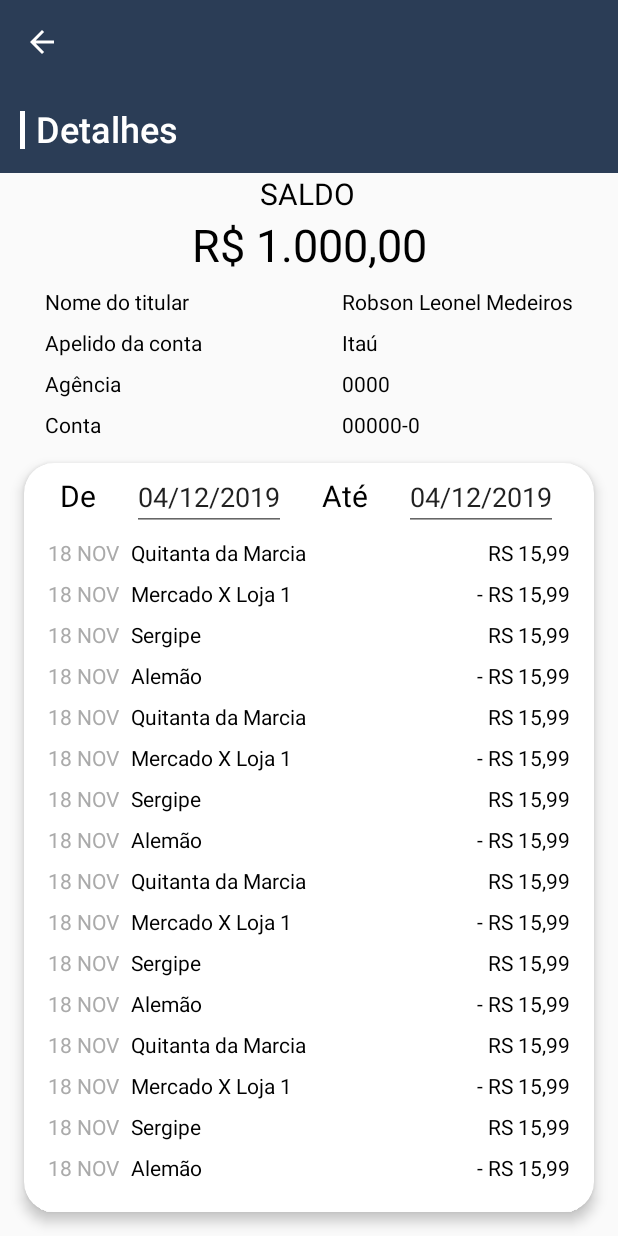
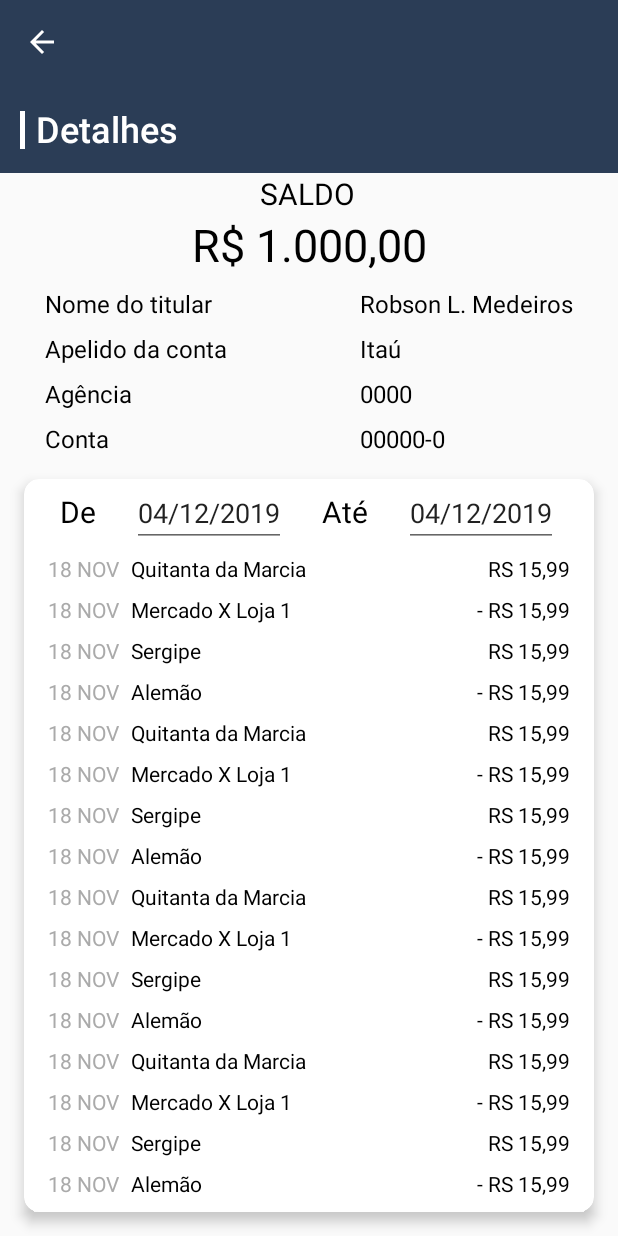
Before and after one commit to DylanPachecoCoder/GuiaBolso, an Android app: the ExtratoActivity screen opened directly, with no data from a screen before it, on a phone screen of 412 x 824 dp. Run offline under Robolectric (Android 15) with nearby library versions, the phone set to English and light mode, and no system bars; Roboto replaces fonts that are not available here; 5 statements that could not run were skipped.

Commit message:
Foi arrumado cards da lista de contas e detalhes da tela de extrato

```diff
--- a/app/src/main/res/layout/activity_extrato.xml
+++ b/app/src/main/res/layout/activity_extrato.xml
@@ -15,7 +15,7 @@
         android:layout_width="wrap_content"
         android:layout_height="wrap_content"
         android:fontFamily="@font/roboto_medium"
-        android:text="SALDO"
+        android:text="@string/saldo_layout"
         android:textColor="@android:color/black"
         android:textSize="20sp"
         app:layout_constraintEnd_toEndOf="parent"
@@ -28,7 +28,7 @@
         android:layout_width="wrap_content"
         android:layout_height="wrap_content"
         android:fontFamily="@font/roboto_medium"
-        android:text="R$ 1.000,00"
+        android:text="@string/saldo_valor"
         android:textColor="@android:color/black"
         android:textSize="30sp"
         app:layout_constraintEnd_toEndOf="parent"
@@ -41,7 +41,8 @@
         android:layout_height="wrap_content"
         android:layout_marginStart="30dp"
         android:layout_marginTop="8dp"
-        android:text="Nome do titular"
+        android:text="@string/nome_do_titular_layout"
+        android:textSize="16sp"
         android:textColor="@android:color/black"
         app:layout_constraintStart_toStartOf="parent"
         app:layout_constraintTop_toBottomOf="@+id/extrato_textview_saldo_total" />
@@ -51,7 +52,8 @@
         android:layout_width="wrap_content"
         android:layout_height="wrap_content"
         android:layout_marginTop="8dp"
-        android:text="Apelido da conta"
+        android:text="@string/apelido_da_conta_layout"
+        android:textSize="16sp"
         android:textColor="@android:color/black"
         app:layout_constraintStart_toStartOf="@+id/extrato_textview_nome_titular_layout"
         app:layout_constraintTop_toBottomOf="@+id/extrato_textview_nome_titular_layout" />
@@ -61,7 +63,8 @@
         android:layout_width="wrap_content"
         android:layout_height="wrap_content"
         android:layout_marginTop="8dp"
-        android:text="Agência"
+        android:text="@string/agencia_layout"
+        android:textSize="16sp"
         android:textColor="@android:color/black"
         app:layout_constraintStart_toStartOf="@+id/extrato_textview_apelido_conta_layout"
         app:layout_constraintTop_toBottomOf="@+id/extrato_textview_apelido_conta_layout" />
@@ -71,7 +74,8 @@
         android:layout_width="wrap_content"
         android:layout_height="wrap_content"
         android:layout_marginTop="8dp"
-        android:text="Conta"
+        android:text="@string/conta_layout"
+        android:textSize="16sp"
         android:textColor="@android:color/black"
         app:layout_constraintStart_toStartOf="@+id/extrato_textview_agencia_layout"
         app:layout_constraintTop_toBottomOf="@+id/extrato_textview_agencia_layout" />
@@ -81,7 +85,8 @@
         android:layout_width="0dp"
         android:layout_height="wrap_content"
         android:layout_marginEnd="30dp"
-        android:text="Robson Leonel Medeiros"
+        android:text="@string/titular_nome"
+        android:textSize="16sp"
         android:textColor="@android:color/black"
         app:layout_constraintBottom_toBottomOf="@+id/extrato_textview_nome_titular_layout"
         app:layout_constraintEnd_toEndOf="parent" />
@@ -90,7 +95,8 @@
         android:id="@+id/extrato_textview_nome_banco"
         android:layout_width="wrap_content"
         android:layout_height="wrap_content"
-        android:text="Itaú"
+        android:text="@string/apelido_conta"
+        android:textSize="16sp"
         android:textColor="@android:color/black"
         app:layout_constraintBottom_toBottomOf="@+id/extrato_textview_apelido_conta_layout"
         app:layout_constraintStart_toStartOf="@+id/extrato_textview_nome_titular" />
@@ -99,7 +105,8 @@
         android:id="@+id/extrato_textview_numero_agencia"
         android:layout_width="wrap_content"
         android:layout_height="wrap_content"
-        android:text="0000"
+        android:text="@string/agencia_numero"
+        android:textSize="16sp"
         android:textColor="@android:color/black"
         app:layout_constraintBottom_toBottomOf="@+id/extrato_textview_agencia_layout"
         app:layout_constraintStart_toStartOf="@+id/extrato_textview_nome_banco" />
@@ -108,7 +115,8 @@
         android:id="@+id/extrato_textview_numero_conta"
         android:layout_width="wrap_content"
         android:layout_height="wrap_content"
-        android:text="00000-0"
+        android:text="@string/numero_conta"
+        android:textSize="16sp"
         android:textColor="@android:color/black"
         app:layout_constraintBottom_toBottomOf="@+id/extrato_textview_conta_layout"
         app:layout_constraintStart_toStartOf="@+id/extrato_textview_numero_agencia" />
@@ -117,7 +125,7 @@
         android:layout_width="0dp"
         android:layout_height="0dp"
         android:layout_margin="16dp"
-        app:cardCornerRadius="20dp"
+        app:cardCornerRadius="10dp"
         app:cardElevation="5dp"
         app:cardMaxElevation="10dp"
         app:layout_constraintBottom_toBottomOf="parent"
@@ -136,7 +144,7 @@
                 android:layout_height="wrap_content"
                 android:layout_marginTop="8dp"
                 android:fontFamily="@font/roboto_medium"
-                android:text="De"
+                android:text="@string/data_de_layout"
                 android:textColor="@android:color/black"
                 android:textSize="20sp"
                 app:layout_constraintStart_toStartOf="parent"
--- a/app/src/main/res/layout/item_conta.xml
+++ b/app/src/main/res/layout/item_conta.xml
@@ -26,7 +26,7 @@
                 android:layout_width="wrap_content"
                 android:layout_height="wrap_content"
                 android:layout_marginStart="16dp"
-                android:layout_marginTop="30dp"
+                android:layout_marginTop="20dp"
                 android:fontFamily="@font/roboto_medium"
                 android:text="Itaú"
                 android:textColor="@android:color/black"
@@ -50,7 +50,7 @@
                 android:id="@+id/item_conta_numero_conta_layout"
                 android:layout_width="wrap_content"
                 android:layout_height="wrap_content"
-                android:layout_marginBottom="30dp"
+                android:layout_marginBottom="20dp"
                 android:text="Conta: "
                 android:textColor="@android:color/black"
                 android:textSize="18sp"
@@ -92,7 +92,7 @@
                 android:fontFamily="@font/roboto_medium"
                 android:text="R$ 5000.00"
                 android:textColor="@android:color/black"
-                android:textSize="24sp"
+                android:textSize="20sp"
                 app:layout_constraintBottom_toBottomOf="parent"
                 app:layout_constraintEnd_toEndOf="parent"
                 app:layout_constraintTop_toTopOf="parent"
--- a/app/src/main/res/values/strings.xml
+++ b/app/src/main/res/values/strings.xml
@@ -1,7 +1,17 @@
-
 <resources>
-<string name="app_name">Guia Bolso BRQ</string>
-<string name="action_settings">Remover</string>
-<string name="saldo_total_layout">Saldo total</string>
-<string name="saldo_total_valor">R$ 9.000.000.000,00</string>
+    <string name="app_name">Guia Bolso BRQ</string>
+    <string name="action_settings">Remover</string>
+    <string name="saldo_total_layout">Saldo total</string>
+    <string name="saldo_total_valor">R$ 9.000.000.000,00</string>
+    <string name="saldo_layout">SALDO</string>
+    <string name="saldo_valor">R$ 1.000,00</string>
+    <string name="nome_do_titular_layout">Nome do titular</string>
+    <string name="apelido_da_conta_layout">Apelido da conta</string>
+    <string name="agencia_layout">Agência</string>
+    <string name="conta_layout">Conta</string>
+    <string name="titular_nome">Robson L. Medeiros</string>
+    <string name="apelido_conta">Itaú</string>
+    <string name="agencia_numero">0000</string>
+    <string name="numero_conta">00000-0</string>
+    <string name="data_de_layout">De</string>
 </resources>
```
